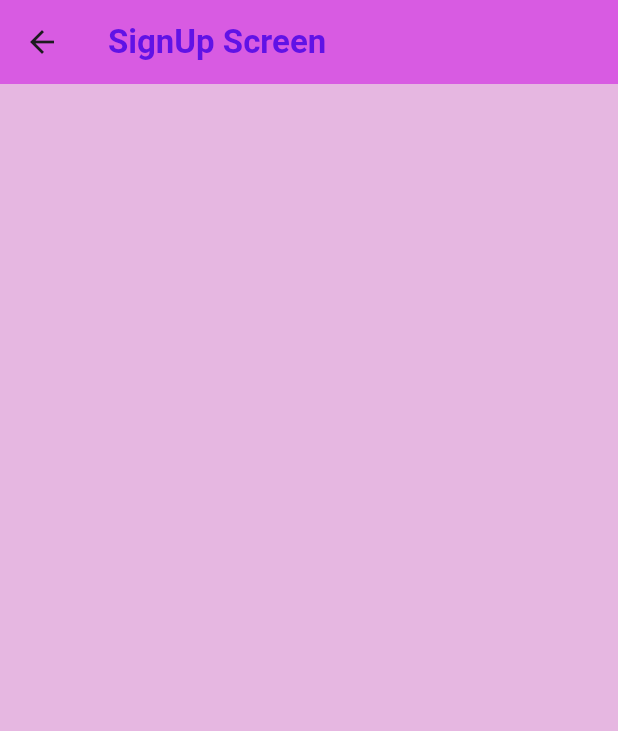
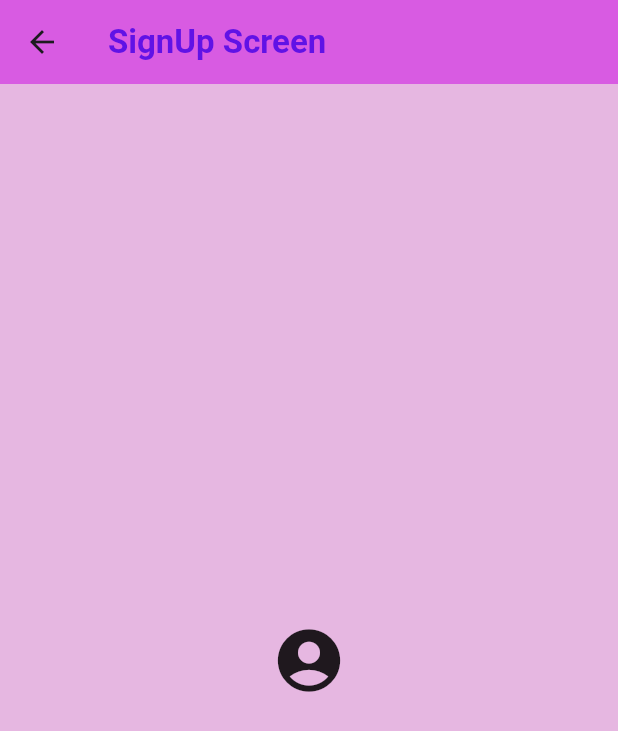
Before and after one commit to mohsinbehzad/Flutter-Firebase-Projects, a Flutter app: the SignUpScreen screen opened directly, on a phone screen of 412 x 824 dp. Shown: the top 731 px of the screen. Run offline on Flutter 3.47's test engine with Material 3 defaults, Android fonts, the phone set to English and light mode, and no system bars; our stand-ins replace firebase_auth, firebase_core; accounts and stored records are empty.

Commit message:
icon added

```diff
--- a/auth/lib/Screens/sign_up_screen.dart
+++ b/auth/lib/Screens/sign_up_screen.dart
@@ -8,6 +8,8 @@ class SignUpScreen extends StatefulWidget {
 }
 
 class _SignUpScreenState extends State<SignUpScreen> {
+  final formKey = GlobalKey<FormState>();
+
   @override
   Widget build(BuildContext context) {
     return Scaffold(
@@ -22,6 +24,18 @@ class _SignUpScreenState extends State<SignUpScreen> {
         ),
         backgroundColor: const Color.fromARGB(171, 209, 46, 227),
       ),
+      body: Padding(
+        padding: const EdgeInsets.all(15.0),
+        child: Center(
+          child: Form(
+            key: formKey,
+            child: Column(
+              mainAxisAlignment: MainAxisAlignment.center,
+              children: [Icon(Icons.account_circle, size: 50)],
+            ),
+          ),
+        ),
+      ),
     );
   }
 }
```
